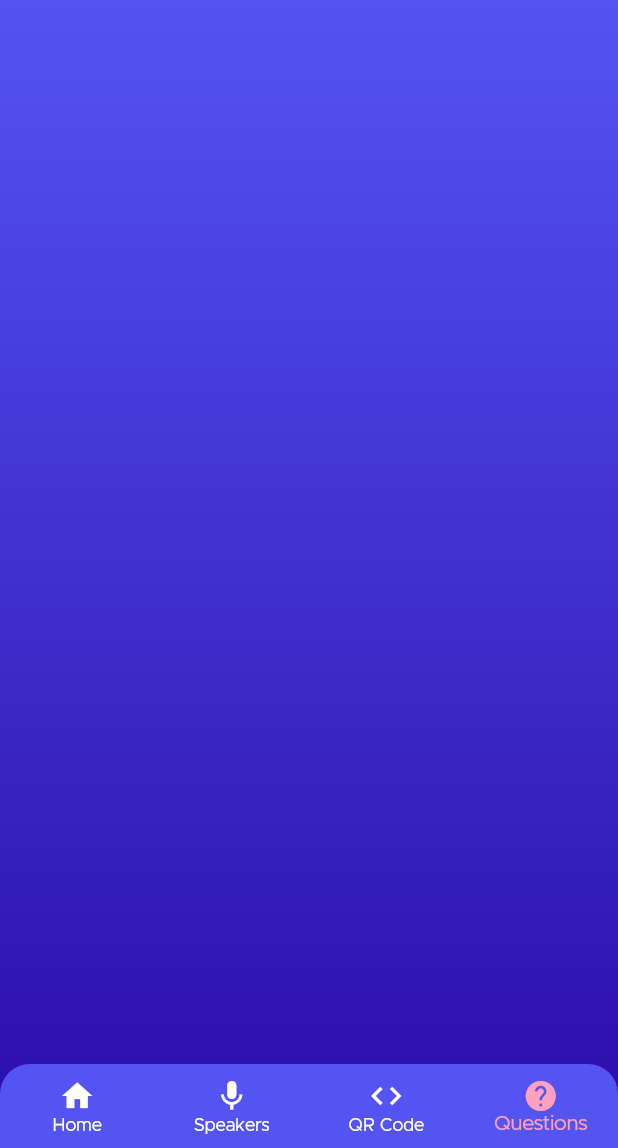
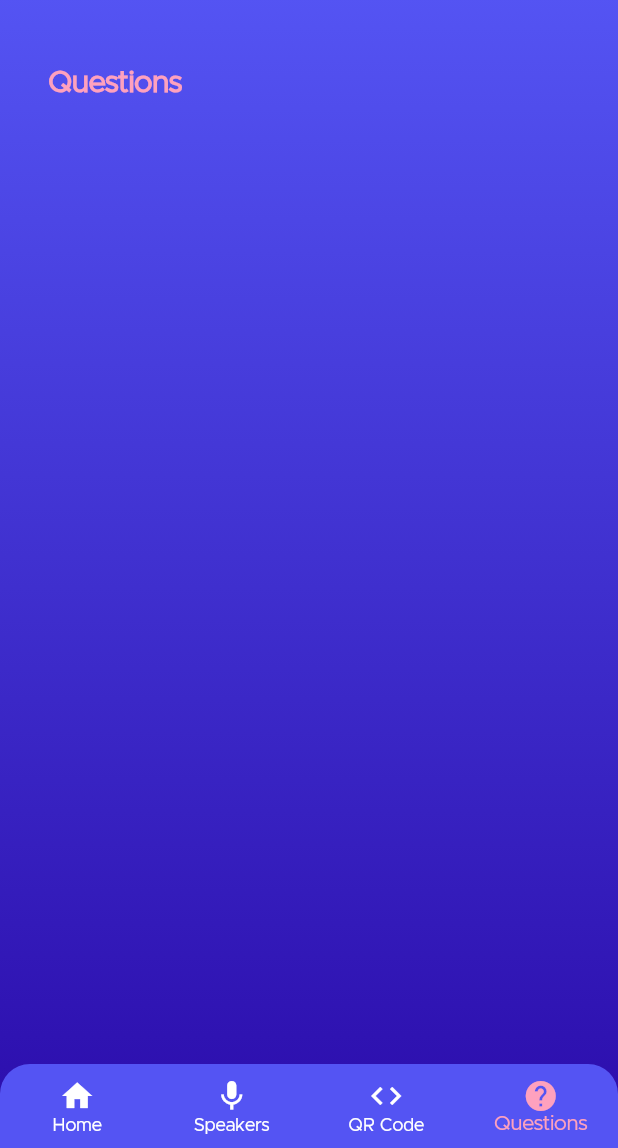
Before and after one commit to rithikjain/devstack-app, a Flutter app: the BaseScreen screen opened by its route, item 4 of the bottom bar chosen, on a phone screen of 412 x 824 dp, the part 88-1236 px from its top. Run offline on Flutter 3.47's test engine with Material 2 defaults, Android fonts, the phone set to English and light mode, and no system bars; our stand-ins replace carousel_slider; project files that could hold a hidden picture were left out.

Commit message:
UI: Added questions page

```diff
--- a/lib/src/presentation/screens/main/base_screen.dart
+++ b/lib/src/presentation/screens/main/base_screen.dart
@@ -1,4 +1,5 @@
 import 'package:devtalks/src/presentation/screens/main/home_screen.dart';
+import 'package:devtalks/src/presentation/screens/main/questions_screen.dart';
 import 'package:devtalks/src/presentation/screens/main/speakers_screen.dart';
 import 'package:devtalks/src/presentation/themes/themes.dart';
 import 'package:devtalks/src/presentation/widgets/bg_gradient.dart';
@@ -18,7 +19,7 @@ class _BaseScreenState extends State<BaseScreen> {
     HomeScreen(),
     SpeakersScreen(),
     Container(),
-    Container(),
+    QuestionsScreen(),
   ];
 
   @override
--- /dev/null
+++ b/lib/src/presentation/screens/main/questions_screen.dart
@@ -0,0 +1,32 @@
+import 'package:devtalks/src/presentation/themes/themes.dart';
+import 'package:flutter/material.dart';
+
+class QuestionsScreen extends StatelessWidget {
+  @override
+  Widget build(BuildContext context) {
+    return Scaffold(
+      backgroundColor: Colors.transparent,
+      body: Column(
+        crossAxisAlignment: CrossAxisAlignment.start,
+        children: [
+          SizedBox(height: 32),
+          Container(
+            margin: EdgeInsets.symmetric(vertical: 16, horizontal: 32),
+            child: Text(
+              "Questions",
+              style: TextStyle(
+                color: palePink,
+                fontSize: 20,
+                fontWeight: FontWeight.bold,
+              ),
+            ),
+          ),
+          SizedBox(height: 8),
+          Expanded(
+            child: Container(),
+          ),
+        ],
+      ),
+    );
+  }
+}
```
